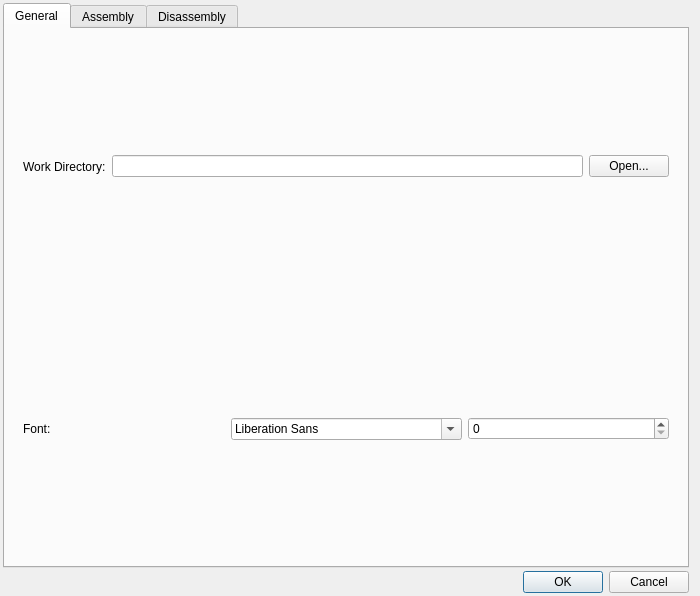
This is rsc/ui/preferencedialog.ui in webrown/ISAwesome as Qt 5 draws it before an edit. The edited form follows.
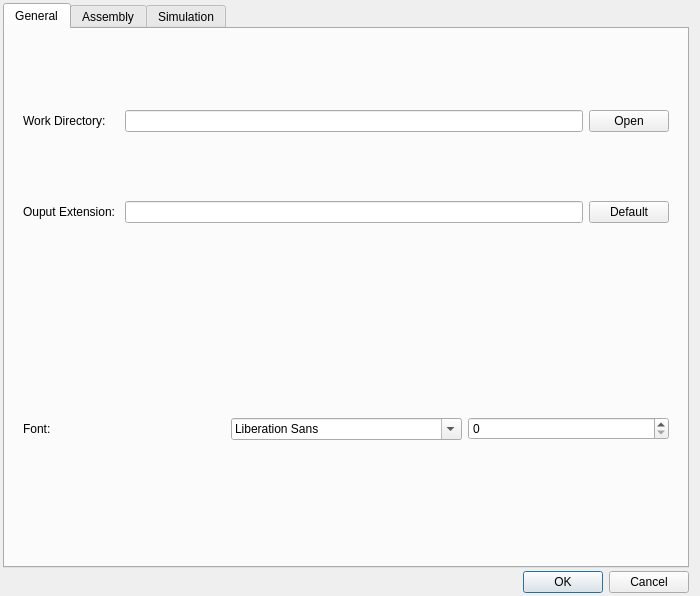
This is the edited form. The open tabs and pages were chosen to show the change.

```diff
--- a/rsc/ui/preferencedialog.ui
+++ b/rsc/ui/preferencedialog.ui
@@ -41,21 +41,38 @@
       <layout class="QVBoxLayout" name="verticalLayout">
        <item>
         <widget class="QWidget" name="widget" native="true">
-         <layout class="QHBoxLayout" name="horizontalLayout">
-          <item>
+         <layout class="QGridLayout" name="gridLayout">
+          <item row="0" column="0">
            <widget class="QLabel" name="label">
             <property name="text">
              <string>Work Directory:</string>
             </property>
            </widget>
           </item>
-          <item>
+          <item row="0" column="1">
            <widget class="QLineEdit" name="lineEdit_WorkDirectory"/>
           </item>
-          <item>
+          <item row="0" column="2">
            <widget class="QPushButton" name="button_open2">
             <property name="text">
-             <string>Open...</string>
+             <string>Open</string>
+            </property>
+           </widget>
+          </item>
+          <item row="2" column="0">
+           <widget class="QLabel" name="label_2">
+            <property name="text">
+             <string>Ouput Extension: </string>
+            </property>
+           </widget>
+          </item>
+          <item row="2" column="1">
+           <widget class="QLineEdit" name="lineEdit"/>
+          </item>
+          <item row="2" column="2">
+           <widget class="QPushButton" name="pushButton">
+            <property name="text">
+             <string>Default</string>
             </property>
            </widget>
           </item>
@@ -169,7 +186,7 @@
      </widget>
      <widget class="QWidget" name="tab">
       <attribute name="title">
-       <string>Disassembly</string>
+       <string>Simulation</string>
       </attribute>
      </widget>
     </widget>
```
